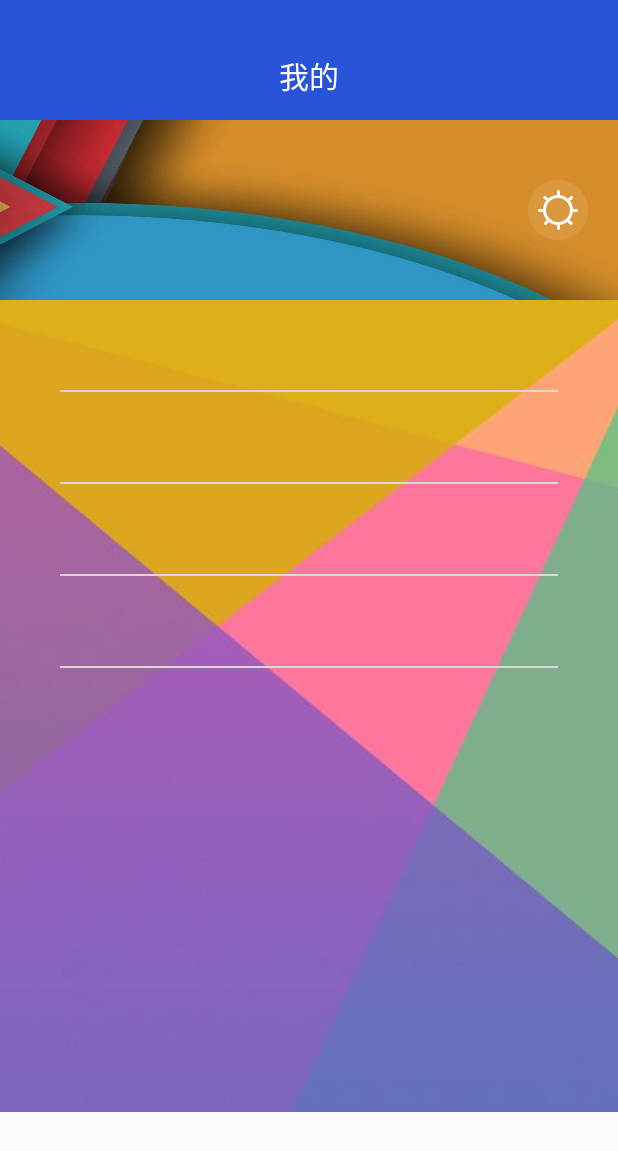
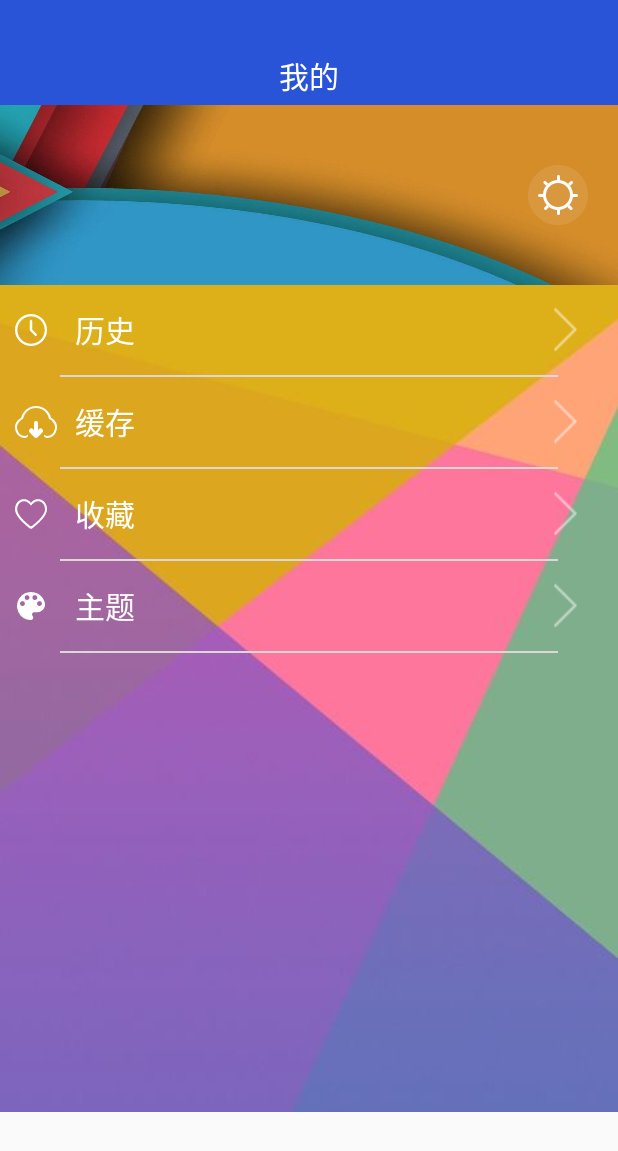
Before and after one commit to moives6/MoiveTest, an Android app: the fragment FragMySelf placed in its activity, on a phone screen of 412 x 824 dp. Shown: the top 1151 px of the screen. Run offline under Robolectric (Android 15) with nearby library versions, the phone set to English and light mode, and no system bars; libraries missing offline, so code that uses them is left out: com.facebook.drawee, com.hjm.bottomtabbar; plain views replace BottomTabBar; 3 statements that could not run were skipped.

Commit message:
添加依赖

```diff
--- a/WeiYingTest/app/build.gradle
+++ b/WeiYingTest/app/build.gradle
@@ -45,5 +45,8 @@ dependencies {
     //发现的依赖
     compile 'com.daprlabs.aaron:swipedeck:2.0.6'
 
+    compile 'me.yokeyword:fragmentation:0.7.10'
+    compile 'com.orhanobut:logger:1.15'
+    compile 'com.jakewharton:butterknife:8.5.1'
 
 }
--- a/WeiYingTest/app/src/main/java/zhaoxixiang/bwie/com/weiyingtest/Fragment/FragMySelf.java
+++ b/WeiYingTest/app/src/main/java/zhaoxixiang/bwie/com/weiyingtest/Fragment/FragMySelf.java
@@ -3,10 +3,14 @@ package zhaoxixiang.bwie.com.weiyingtest.Fragment;
 import android.os.Bundle;
 import android.support.annotation.Nullable;
 import android.support.v4.app.Fragment;
+import android.support.v7.widget.RecyclerView;
 import android.view.LayoutInflater;
 import android.view.View;
 import android.view.ViewGroup;
 import android.view.WindowManager;
+import android.widget.ImageView;
+import android.widget.RelativeLayout;
+import android.widget.Toast;
 
 import zhaoxixiang.bwie.com.weiyingtest.R;
 
@@ -14,15 +18,58 @@ import zhaoxixiang.bwie.com.weiyingtest.R;
  * Created by admin on 2017/12/13/013.
  */
 
-public class FragMySelf extends Fragment{
+public class FragMySelf extends Fragment {
+    private ImageView myselfSet;
+    private RelativeLayout myselfLishi;
+    private RecyclerView myselfRlv;
+    private RelativeLayout myselfHauncun;
+    private RelativeLayout myselfShoucang;
+    private RelativeLayout myselfZhuti;
+
     @Nullable
     @Override
     public View onCreateView(LayoutInflater inflater, @Nullable ViewGroup container, @Nullable Bundle savedInstanceState) {
-        View view=inflater.inflate(R.layout.myself_frag,container,false);
-        getActivity().getWindow().addFlags(WindowManager.LayoutParams.FLAG_TRANSLUCENT_STATUS);
+        View view = inflater.inflate(R.layout.myself_frag, container, false);
+        /*getActivity().getWindow().addFlags(WindowManager.LayoutParams.FLAG_TRANSLUCENT_STATUS);
         //透明导航栏
         getActivity().getWindow().addFlags(WindowManager.LayoutParams.FLAG_TRANSLUCENT_NAVIGATION);
+*/
+        myselfSet = (ImageView) view.findViewById(R.id.myself_set);
+        myselfLishi = (RelativeLayout) view.findViewById(R.id.myself_lishi);
+        myselfRlv = (RecyclerView) view.findViewById(R.id.myself_rlv);
+        myselfHauncun = (RelativeLayout) view.findViewById(R.id.myself_hauncun);
+        myselfShoucang = (RelativeLayout) view.findViewById(R.id.myself_shoucang);
+        myselfZhuti = (RelativeLayout) view.findViewById(R.id.myself_zhuti);
+        myselfSet.setOnClickListener(new View.OnClickListener() {
+            @Override
+            public void onClick(View view) {
 
+            }
+        });
+        myselfHauncun.setOnClickListener(new View.OnClickListener() {
+            @Override
+            public void onClick(View view) {
+                Toast.makeText(getActivity(),"敬请期待",Toast.LENGTH_LONG).show();
+            }
+        });
+        myselfLishi.setOnClickListener(new View.OnClickListener() {
+            @Override
+            public void onClick(View view) {
+
+            }
+        });
+        myselfShoucang.setOnClickListener(new View.OnClickListener() {
+            @Override
+            public void onClick(View view) {
+
+            }
+        });
+        myselfZhuti.setOnClickListener(new View.OnClickListener() {
+            @Override
+            public void onClick(View view) {
+
+            }
+        });
 
         return view;
     }
--- a/WeiYingTest/app/src/main/java/zhaoxixiang/bwie/com/weiyingtest/MainActivity.java
+++ b/WeiYingTest/app/src/main/java/zhaoxixiang/bwie/com/weiyingtest/MainActivity.java
@@ -30,10 +30,11 @@ public class MainActivity extends AppCompatActivity {
         initView();
 
         mainTabBar.init(getSupportFragmentManager())
-                .setImgSize(50,50)
-                .setFontSize(8)
-                .setTabPadding(4,6,10)
+                .setImgSize(60,60)
+                .setFontSize(10)
+                .setTabPadding(10,10,10)
                 .setChangeColor(Color.RED,Color.DKGRAY)
+                .setTabBarBackgroundResource(R.mipmap.bottom_bg)
                 .addTabItem("精选",R.mipmap.found_select,R.mipmap.found,ShouYeFragment.class)
                 .addTabItem("专题",R.mipmap.special_select,R.mipmap.special,ZhuanFragment.class)
                 .addTabItem("发现",R.mipmap.fancy_select,R.mipmap.fancy,Discovery.class)
--- /dev/null
+++ b/WeiYingTest/app/src/main/java/zhaoxixiang/bwie/com/weiyingtest/WelcomeActivity.java
@@ -0,0 +1,18 @@
+package zhaoxixiang.bwie.com.weiyingtest;
+
+import android.os.Bundle;
+import android.support.annotation.Nullable;
+import android.support.v7.app.AppCompatActivity;
+
+/**
+ * Created by admin on 2017/12/14/014.
+ */
+
+public class WelcomeActivity extends AppCompatActivity{
+
+    @Override
+    protected void onCreate(@Nullable Bundle savedInstanceState) {
+        super.onCreate(savedInstanceState);
+
+    }
+}
--- /dev/null
+++ b/WeiYingTest/app/src/main/res/layout/activity_welcome.xml
@@ -0,0 +1,7 @@
+<?xml version="1.0" encoding="utf-8"?>
+<LinearLayout xmlns:android="http://schemas.android.com/apk/res/android"
+    android:layout_width="match_parent"
+    android:layout_height="match_parent"
+    android:orientation="vertical">
+
+</LinearLayout>
--- a/WeiYingTest/app/src/main/res/layout/myself_frag.xml
+++ b/WeiYingTest/app/src/main/res/layout/myself_frag.xml
@@ -6,7 +6,7 @@
 
     <RelativeLayout
         android:layout_width="match_parent"
-        android:layout_height="80dp"
+        android:layout_height="70dp"
         android:background="#FF2954D7">
 
         <TextView
@@ -38,7 +38,27 @@
         android:id="@+id/myself_lishi"
         android:layout_width="match_parent"
         android:layout_height="60dp">
-
+        <ImageView
+            android:layout_width="wrap_content"
+            android:layout_height="wrap_content"
+            android:src="@mipmap/lishi"
+            android:layout_centerVertical="true"
+            android:layout_marginLeft="10dp"/>
+        <TextView
+            android:layout_width="wrap_content"
+            android:layout_height="wrap_content"
+            android:text="历史"
+            android:textSize="20dp"
+            android:layout_marginLeft="50dp"
+            android:layout_centerVertical="true"
+            android:textColor="#fff"/>
+        <ImageView
+            android:layout_width="30dp"
+            android:layout_height="30dp"
+            android:src="@mipmap/right"
+            android:layout_alignParentRight="true"
+            android:layout_centerVertical="true"
+            android:layout_marginRight="20dp"/>
     </RelativeLayout>
 
     <View
@@ -55,7 +75,27 @@
         android:id="@+id/myself_hauncun"
         android:layout_width="match_parent"
         android:layout_height="60dp">
-
+        <ImageView
+            android:layout_width="wrap_content"
+            android:layout_height="wrap_content"
+            android:src="@mipmap/huancun"
+            android:layout_centerVertical="true"
+            android:layout_marginLeft="10dp"/>
+        <TextView
+            android:layout_width="wrap_content"
+            android:layout_height="wrap_content"
+            android:text="缓存"
+            android:textSize="20dp"
+            android:layout_marginLeft="50dp"
+            android:layout_centerVertical="true"
+            android:textColor="#fff"/>
+        <ImageView
+            android:layout_width="30dp"
+            android:layout_height="30dp"
+            android:src="@mipmap/right"
+            android:layout_alignParentRight="true"
+            android:layout_centerVertical="true"
+            android:layout_marginRight="20dp"/>
     </RelativeLayout>
 
     <View
@@ -69,7 +109,27 @@
         android:id="@+id/myself_shoucang"
         android:layout_width="match_parent"
         android:layout_height="60dp">
-
+        <ImageView
+            android:layout_width="wrap_content"
+            android:layout_height="wrap_content"
+            android:src="@mipmap/shoucang"
+            android:layout_centerVertical="true"
+            android:layout_marginLeft="10dp"/>
+        <TextView
+            android:layout_width="wrap_content"
+            android:layout_height="wrap_content"
+            android:text="收藏"
+            android:textSize="20dp"
+            android:layout_marginLeft="50dp"
+            android:layout_centerVertical="true"
+            android:textColor="#fff"/>
+        <ImageView
+            android:layout_width="30dp"
+            android:layout_height="30dp"
+            android:src="@mipmap/right"
+            android:layout_alignParentRight="true"
+            android:layout_centerVertical="true"
+            android:layout_marginRight="20dp"/>
     </RelativeLayout>
 
     <View
@@ -82,7 +142,27 @@
         android:id="@+id/myself_zhuti"
         android:layout_width="match_parent"
         android:layout_height="60dp">
-
+        <ImageView
+            android:layout_width="wrap_content"
+            android:layout_height="wrap_content"
+            android:src="@mipmap/zhuti"
+            android:layout_centerVertical="true"
+            android:layout_marginLeft="10dp"/>
+        <TextView
+            android:layout_width="wrap_content"
+            android:layout_height="wrap_content"
+            android:text="主题"
+            android:textSize="20dp"
+            android:layout_marginLeft="50dp"
+            android:layout_centerVertical="true"
+            android:textColor="#fff"/>
+        <ImageView
+            android:layout_width="30dp"
+            android:layout_height="30dp"
+            android:src="@mipmap/right"
+            android:layout_alignParentRight="true"
+            android:layout_centerVertical="true"
+            android:layout_marginRight="20dp"/>
     </RelativeLayout>
     <View
         android:layout_width="match_parent"
```
Also changed, not shown: WeiYingTest/app/src/main/res/mipmap-hdpi/huancun.png (added), WeiYingTest/app/src/main/res/mipmap-hdpi/lishi.png (added), WeiYingTest/app/src/main/res/mipmap-hdpi/shoucang.png (added), WeiYingTest/app/src/main/res/mipmap-hdpi/zhuti.png (added).
